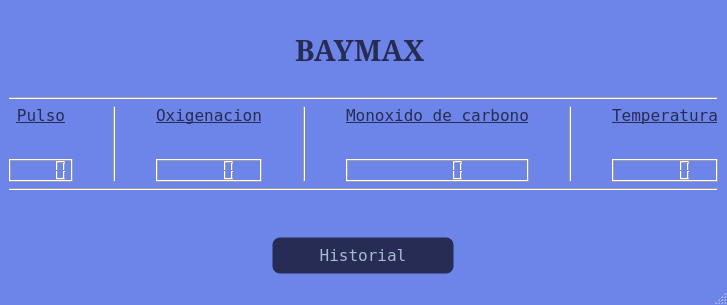
Qt form APP/mainwindow.ui (adcfrba/TPO_INFOII) before a commit.
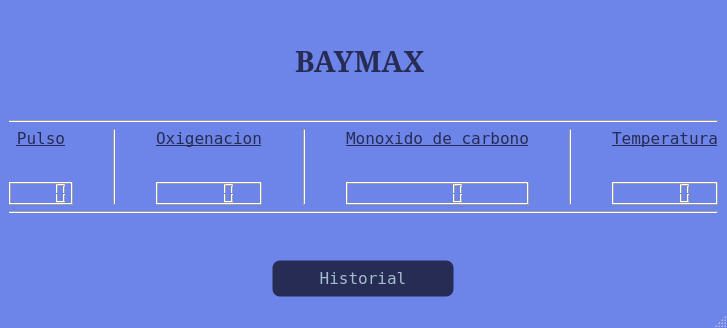
The same form after that commit. Icons and pictures are not drawn.

```diff
--- a/APP/mainwindow.ui
+++ b/APP/mainwindow.ui
@@ -7,7 +7,7 @@
     <x>0</x>
     <y>0</y>
     <width>727</width>
-    <height>305</height>
+    <height>328</height>
    </rect>
   </property>
   <property name="palette">
```
Left out of the diff: 2 changed lines with no effect on the pictures.
